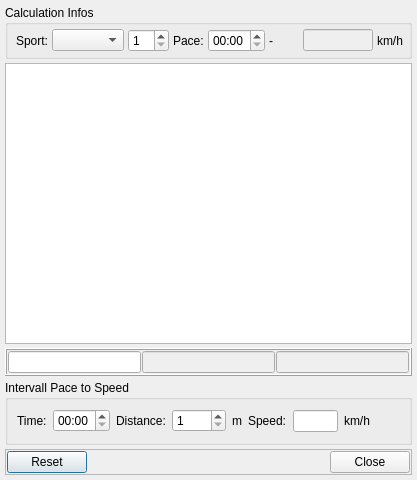
Above: dialog_pacecalc.ui from Tria-Andy/WorkoutEditor before the change. Below: the same form after it.
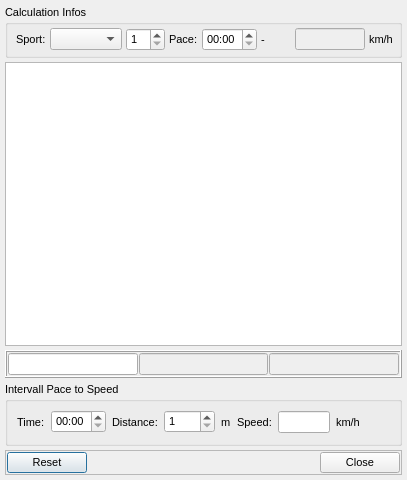
That is the form after the change. Icons and pictures are not drawn.

Commit message: set Font Family

```diff
--- a/dialog_pacecalc.ui
+++ b/dialog_pacecalc.ui
@@ -10,6 +10,12 @@
     <height>480</height>
    </rect>
   </property>
+  <property name="font">
+   <font>
+    <family>Segoe UI</family>
+    <pointsize>8</pointsize>
+   </font>
+  </property>
   <property name="windowTitle">
    <string>Pace Calculator</string>
   </property>
@@ -31,6 +37,11 @@
    </property>
    <item>
     <widget class="QGroupBox" name="groupBox">
+     <property name="font">
+      <font>
+       <family>Segoe UI</family>
+      </font>
+     </property>
      <property name="title">
       <string>Calculation Infos</string>
      </property>
@@ -216,6 +227,11 @@
    </item>
    <item>
     <widget class="QGroupBox" name="groupBox_2">
+     <property name="font">
+      <font>
+       <family>Segoe UI</family>
+      </font>
+     </property>
      <property name="title">
       <string>Intervall Pace to Speed</string>
      </property>
@@ -340,6 +356,11 @@
    </item>
    <item>
     <widget class="QFrame" name="frame">
+     <property name="font">
+      <font>
+       <family>Segoe UI</family>
+      </font>
+     </property>
      <property name="frameShape">
       <enum>QFrame::StyledPanel</enum>
      </property>
```
The commit also changes 11 other files.
